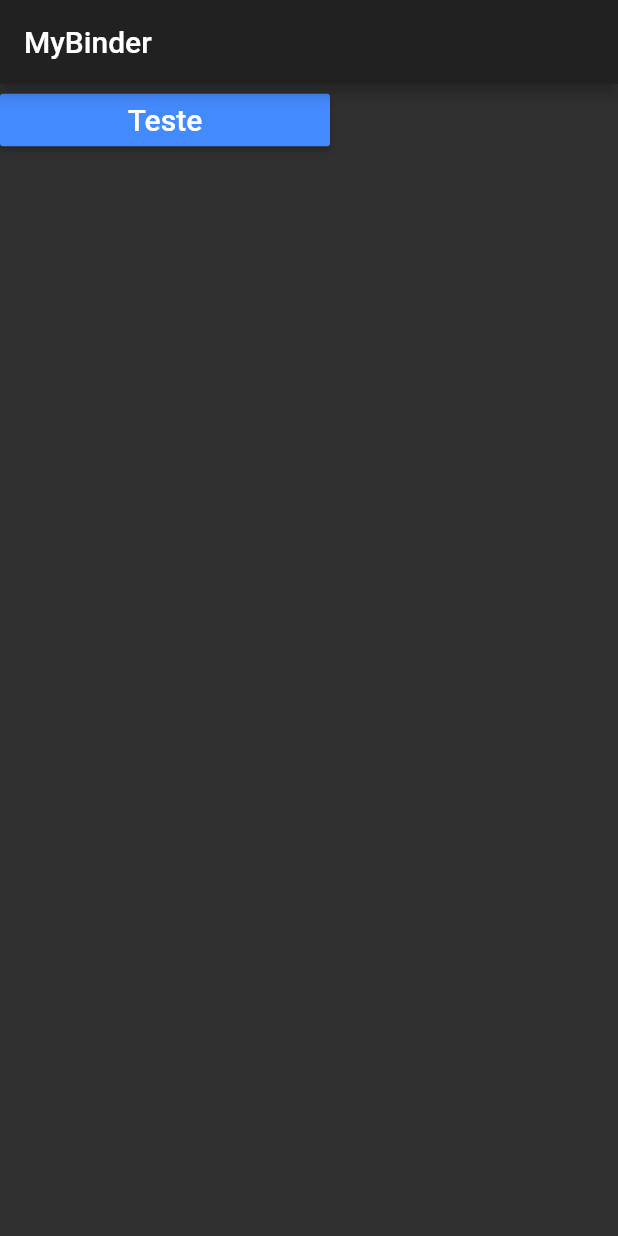
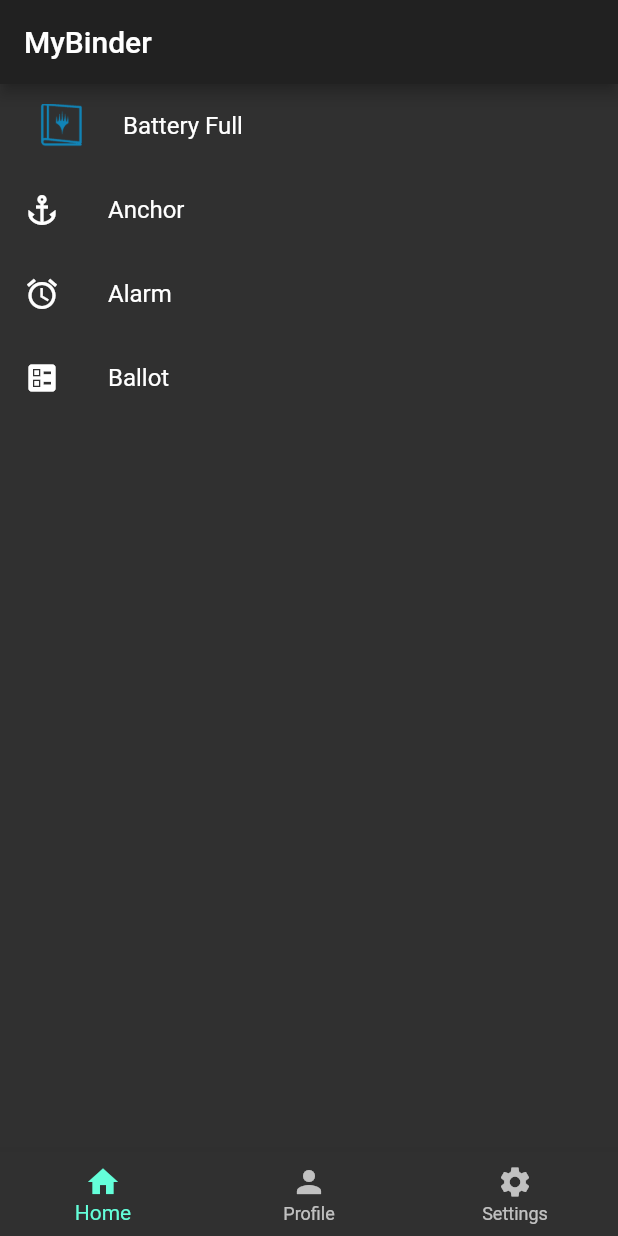
Before and after one commit to ViniciusIbanez/DevMobile, a Flutter app: the screen it shows after launch, after a tap on "Entrar com conta Google", on a phone screen of 412 x 824 dp. Run offline on Flutter 3.47's test engine with Material 2 defaults, Android fonts, the light colour scheme and no system bars; our stand-ins replace firebase_auth, firebase_core, firebase_messaging, flutter_signin_button, fluttertoast, google_sign_in and 1 more; missing offline and left inert: dart:ffi; accounts and stored records are empty; network calls fail.

Commit message:
add home page and mybinder

```diff
--- a/mybinder/lib/main.dart
+++ b/mybinder/lib/main.dart
@@ -1,7 +1,8 @@
 import 'package:flutter/material.dart';
 import 'package:mybinder/screens/login.dart';
-import 'package:mybinder/screens/mybinder.dart';
+import 'package:mybinder/screens/home.dart';
 import 'package:firebase_core/firebase_core.dart';
+
 void main() async {
   WidgetsFlutterBinding.ensureInitialized();
   await Firebase.initializeApp();
@@ -9,23 +10,20 @@ void main() async {
 }
 
 class MyApp extends StatelessWidget {
-
   bool isLoggedIn = false;
 
   @override
   Widget build(BuildContext context) {
-    if(isLoggedIn){
+    if (isLoggedIn) {
       return new MaterialApp(
         theme: ThemeData.dark(),
-      home: new MyBinder(),
+        home: new Home(),
       );
-    }
-    else{
+    } else {
       return new MaterialApp(
         theme: ThemeData.dark(),
         home: new LoginPage(),
       );
     }
-
   }
 }
--- /dev/null
+++ b/mybinder/lib/screens/home.dart
@@ -0,0 +1,62 @@
+import 'package:flutter/material.dart';
+import 'package:firebase_auth/firebase_auth.dart';
+import 'package:mybinder/api_handler.dart';
+import 'package:mybinder/screens/mybinder.dart';
+
+class Home extends StatefulWidget {
+  String user;
+  Home({Key key, this.user}) : super(key: key);
+
+  @override
+  _HomeState createState() => _HomeState();
+}
+
+class _HomeState extends State<Home> {
+  int _currentIndex = 0;
+  final List<Widget> _children = [MyBinder(), MyBinder(), MyBinder()];
+
+  @override
+  void initState() {
+    super.initState();
+    final FirebaseAuth auth = FirebaseAuth.instance;
+    final ApiHandler api = new ApiHandler();
+    if (auth.currentUser != null) {
+      print("###### " + auth.currentUser.uid);
+      api.insertUser(auth.currentUser.uid);
+    }
+  }
+
+  void onTabTapped(int index) {
+    setState(() {
+      _currentIndex = index;
+    });
+  }
+
+  @override
+  Widget build(BuildContext context) {
+    return MaterialApp(
+      theme: ThemeData.dark(),
+      home: Scaffold(
+        appBar: AppBar(
+          title: Text('MyBinder'),
+        ),
+        body: _children[_currentIndex],
+        bottomNavigationBar: BottomNavigationBar(
+          onTap: onTabTapped,
+          currentIndex: _currentIndex,
+          items: [
+            BottomNavigationBarItem(
+              icon: new Icon(Icons.home),
+              label: 'Home',
+            ),
+            BottomNavigationBarItem(icon: Icon(Icons.person), label: 'Profile'),
+            BottomNavigationBarItem(
+              icon: new Icon(Icons.settings),
+              label: 'Settings',
+            )
+          ],
+        ),
+      ),
+    );
+  }
+}
--- a/mybinder/lib/screens/login.dart
+++ b/mybinder/lib/screens/login.dart
@@ -1,5 +1,5 @@
 import 'package:flutter/material.dart';
-import 'package:mybinder/screens/mybinder.dart';
+import 'package:mybinder/screens/home.dart';
 import 'package:firebase_auth/firebase_auth.dart';
 import 'package:google_sign_in/google_sign_in.dart';
 import 'dart:developer';
@@ -57,7 +57,7 @@ class LoginPageState extends State<LoginPage>
       topic.init();
       Navigator.push(
         context,
-        MaterialPageRoute(builder: (context) => MyBinder()),
+        MaterialPageRoute(builder: (context) => Home()),
       );
     }
   }
--- a/mybinder/lib/screens/mybinder.dart
+++ b/mybinder/lib/screens/mybinder.dart
@@ -3,8 +3,8 @@ import 'package:firebase_auth/firebase_auth.dart';
 import 'package:mybinder/api_handler.dart';
 
 class MyBinder extends StatefulWidget {
-  final String user;
-  const MyBinder({Key key, this.user}) : super(key: key);
+  String user;
+  MyBinder({Key key, this.user}) : super(key: key);
 
   @override
   _MyBinderState createState() => _MyBinderState();
@@ -16,32 +16,25 @@ class _MyBinderState extends State<MyBinder> {
     super.initState();
     final FirebaseAuth auth = FirebaseAuth.instance;
     final ApiHandler api = new ApiHandler();
-    if (auth.currentUser != null) {
-      print("###### " + auth.currentUser.uid);
-      api.insertUser(auth.currentUser.uid);
-    }
+    final List<String> entries = <String>['A', 'B', 'C'];
+    final List<int> colorCodes = <int>[600, 500, 100];
   }
 
   @override
   Widget build(BuildContext context) {
-    return MaterialApp(
-      theme: ThemeData.dark(),
-      home: Scaffold(
-        appBar: AppBar(
-          title: Text('MyBinder'),
-        ),
-        body: Column(
-          children: [
-            new MaterialButton(
-                height: 35,
-                minWidth: 220,
-                color: Colors.blueAccent,
-                textColor: Colors.white,
-                child: Text('Teste', style: TextStyle(fontSize: 20)),
-                onPressed: () async {}),
-          ],
+    return Scaffold(
+        body: new ListView(children: <Widget>[
+      ListTile(
+        title: Text("Battery Full"),
+        leading: Image.asset(
+          "assets/logo.png",
+          width: 50.0,
+          height: 50.0,
         ),
       ),
-    );
+      ListTile(title: Text("Anchor"), leading: Icon(Icons.anchor)),
+      ListTile(title: Text("Alarm"), leading: Icon(Icons.access_alarm)),
+      ListTile(title: Text("Ballot"), leading: Icon(Icons.ballot))
+    ]));
   }
 }
```
Lines whose indentation alone changed are shown as unchanged.
